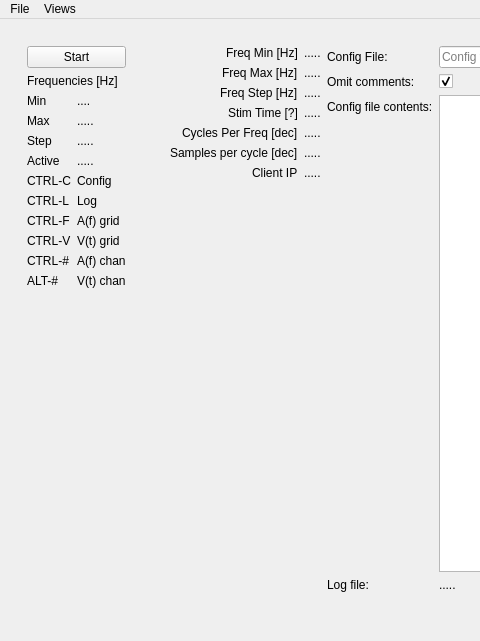
The window that DAQ/python/dwaDaqUI.ui (dunewires/ElectricalMethod) describes before a commit, drawn with Qt 5; both pictures show x 0 to 480 and y 0 to 641 of the 964 by 641 pixel window.
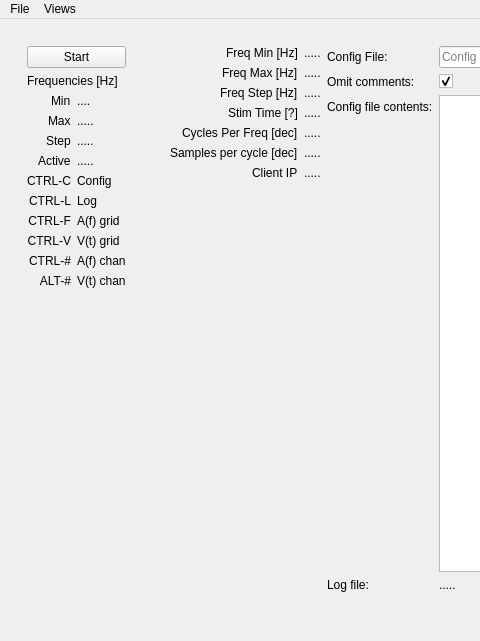
The same window after the commit. The open tabs and pages were chosen to show the change. Custom widgets are drawn as their Qt base class.

```diff
--- a/DAQ/python/dwaDaqUI.ui
+++ b/DAQ/python/dwaDaqUI.ui
@@ -31,7 +31,7 @@
           <item>
            <layout class="QFormLayout" name="formLayout_3">
             <property name="labelAlignment">
-             <set>Qt::AlignLeading|Qt::AlignLeft|Qt::AlignVCenter</set>
+             <set>Qt::AlignRight|Qt::AlignTrailing|Qt::AlignVCenter</set>
             </property>
             <property name="formAlignment">
              <set>Qt::AlignLeading|Qt::AlignLeft|Qt::AlignTop</set>
@@ -105,7 +105,7 @@
                <string>CTRL-C</string>
               </property>
               <property name="alignment">
-               <set>Qt::AlignLeading|Qt::AlignLeft|Qt::AlignVCenter</set>
+               <set>Qt::AlignRight|Qt::AlignTrailing|Qt::AlignVCenter</set>
               </property>
              </widget>
             </item>
@@ -121,6 +121,9 @@
               <property name="text">
                <string>CTRL-L</string>
               </property>
+              <property name="alignment">
+               <set>Qt::AlignRight|Qt::AlignTrailing|Qt::AlignVCenter</set>
+              </property>
              </widget>
             </item>
             <item row="6" column="1">
@@ -135,6 +138,9 @@
               <property name="text">
                <string>CTRL-F</string>
               </property>
+              <property name="alignment">
+               <set>Qt::AlignRight|Qt::AlignTrailing|Qt::AlignVCenter</set>
+              </property>
              </widget>
             </item>
             <item row="7" column="1">
@@ -149,6 +155,9 @@
               <property name="text">
                <string>CTRL-V</string>
               </property>
+              <property name="alignment">
+               <set>Qt::AlignRight|Qt::AlignTrailing|Qt::AlignVCenter</set>
+              </property>
              </widget>
             </item>
             <item row="8" column="1">
@@ -163,6 +172,9 @@
               <property name="text">
                <string>CTRL-#</string>
               </property>
+              <property name="alignment">
+               <set>Qt::AlignRight|Qt::AlignTrailing|Qt::AlignVCenter</set>
+              </property>
              </widget>
             </item>
             <item row="9" column="1">
@@ -177,6 +189,9 @@
               <property name="text">
                <string>ALT-#</string>
               </property>
+              <property name="alignment">
+               <set>Qt::AlignRight|Qt::AlignTrailing|Qt::AlignVCenter</set>
+              </property>
              </widget>
             </item>
             <item row="10" column="1">
```
Left out of the diff: 2 changed lines with no effect on the pictures.
